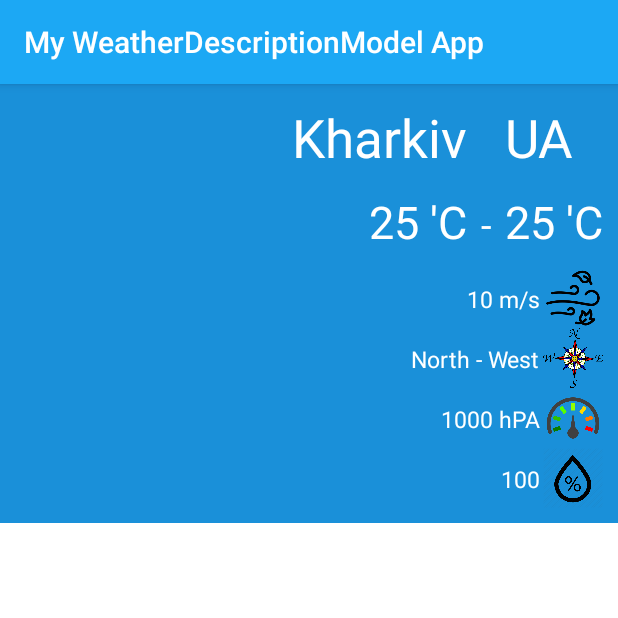
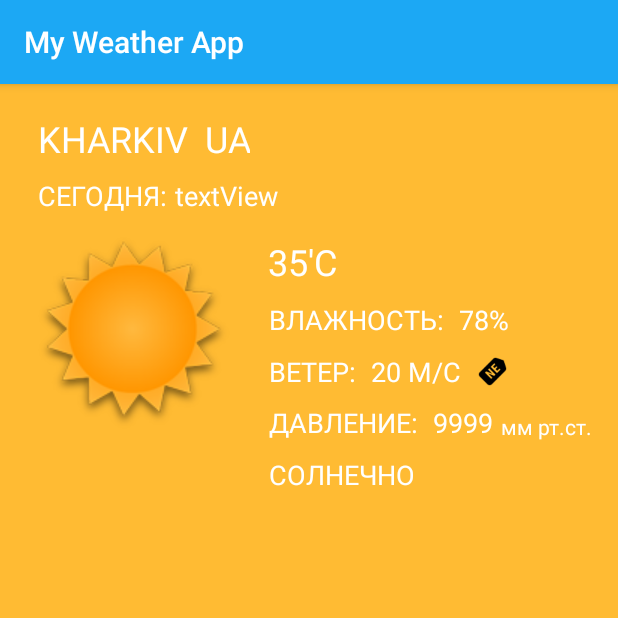
Before and after one commit to PoWeRedBye/TestRetrofit, an Android app: the ComboActivity screen opened directly, with no data from a screen before it, on a phone screen of 412 x 824 dp, the top half of it. Run offline under Robolectric (Android 15) with nearby library versions, the phone set to English and light mode, and no system bars; our stand-ins replace Picasso; pictures from the network do not load; 1 statement that could not run was skipped.

Commit message:
small fixes

```diff
--- a/app/src/main/java/com/example/maxim_ozarovskiy/testretrofitrestapp/Activities/ComboActivity.java
+++ b/app/src/main/java/com/example/maxim_ozarovskiy/testretrofitrestapp/Activities/ComboActivity.java
@@ -20,6 +20,8 @@ import com.example.maxim_ozarovskiy.testretrofitrestapp.model.WeatherByCityModel
 import com.example.maxim_ozarovskiy.testretrofitrestapp.model.WeatherForDayModel;
 import com.squareup.picasso.Picasso;
 
+import java.text.SimpleDateFormat;
+import java.util.Date;
 import java.util.List;
 
 import retrofit2.Call;
@@ -39,9 +41,11 @@ public class ComboActivity extends AppCompatActivity implements ComboAdapter.Ite
     TextView humidity;
     TextView pressure;
     TextView windSpeed;
-    TextView windDegree;
+    ImageView windDegree;
     TextView countryCode;
     ImageView weather_status_icon;
+    TextView weatherDescription;
+    TextView date_info;
 
     private String city_name;
     private Double curr_temp;
@@ -52,21 +56,28 @@ public class ComboActivity extends AppCompatActivity implements ComboAdapter.Ite
     private Double wind_speed;
     private Double wind_degree;
     private String country_code;
+    private String weather_description;
 
+    private long date;
     private double tempCels;
     private double tempMaxCels;
     private double tempMinCels;
     private String deg1;
     private String speed1;
+    private double pressure1;
 
     private double degree;
     private String direction;
     private String weatherImage;
     private int weather_image;
+    private int wind_direction;
+    private String formattedDate;
 
     private String q;
     private String appid = "2fa8c9a46e8ac6ad4bcc4f4fc48e5865";
     private String cnt = "7";
+    private String units = "metric";
+    private String lang = "ru";
 
     private CityModel cityModel;
 
@@ -80,7 +91,7 @@ public class ComboActivity extends AppCompatActivity implements ComboAdapter.Ite
     @Override
     public void onCreate(Bundle savedInstanceState) {
         super.onCreate(savedInstanceState);
-        setContentView(R.layout.combo_activity);
+        setContentView(R.layout.weather_info_activity);
         initUI();
         if (isValidCity()) {
             getSevenDayWeather();
@@ -90,61 +101,58 @@ public class ComboActivity extends AppCompatActivity implements ComboAdapter.Ite
     private void setData() {
 
         int currTemp = (int) tempCels;
-        int maximalTemp = (int) tempMaxCels;
-        int minimalTemp = (int) tempMinCels;
+        int pressureText = (int) pressure1;
 
         cityName.setText(city_name);
         countryCode.setText(country_code);
         currentTemp.setText(String.valueOf(currTemp) + "°C");
-        minTemp.setText(String.valueOf(minimalTemp) + "°C");
-        maxTemp.setText(String.valueOf(maximalTemp) + "°C");
         humidity.setText(String.valueOf(humid));
-        pressure.setText(String.valueOf(press) + " hPa");
+        pressure.setText(String.valueOf(pressureText));
         windSpeed.setText(String.valueOf(wind_speed) + " m/s");
+        weatherDescription.setText(weather_description);
+        date_info.setText(formattedDate);
         getDirection();
-        windDegree.setText(direction);
+        wind_direction = getDirectionIcon();
+        Picasso.with(getApplicationContext()).load(wind_direction).into(windDegree);
         weather_image = getIcon();
         Picasso.with(getApplicationContext()).load(weather_image).into(weather_status_icon);
     }
 
     private void initUI() {
-        setTitle("My WeatherDescriptionModel App");
-        cityName = (TextView) findViewById(R.id.city_name_combo_1);
-        currentTemp = (TextView) findViewById(R.id.current_temp_combo_1);
-        minTemp = (TextView) findViewById(R.id.temp_min_text_combo_1);
-        maxTemp = (TextView) findViewById(R.id.temp_max_text_combo_1);
-        humidity = (TextView) findViewById(R.id.humidity_text_combo_1);
-        pressure = (TextView) findViewById(R.id.pressure_text_combo_1);
-        windSpeed = (TextView) findViewById(R.id.wind_speed_text_combo_1);
-        windDegree = (TextView) findViewById(R.id.wind_degree_text_combo_1);
-        countryCode = (TextView) findViewById(R.id.country_code_combo_1);
 
-        weather_status_icon = (ImageView) findViewById(R.id.weather_status_combo_1);
-
-        recyclerView = (RecyclerView) findViewById(R.id.recycler_view_combo);
-        relativeLayout = (RelativeLayout) findViewById(R.id.relative_combo);
+        cityName = (TextView) findViewById(R.id.weather_info_activity_city_name_text);
+        currentTemp = (TextView) findViewById(R.id.weather_info_activity_current_temperature);
+        humidity = (TextView) findViewById(R.id.weather_info_activity_humidity_text);
+        pressure = (TextView) findViewById(R.id.weather_info_activity_pressure_text);
+        windSpeed = (TextView) findViewById(R.id.weather_info_activity_wind_speed_text);
+        windDegree = (ImageView) findViewById(R.id.weather_info_activity_wind_direction_icon);
+        countryCode = (TextView) findViewById(R.id.weather_info_activity_country_code_text);
+        weatherDescription = (TextView) findViewById(R.id.weather_info_activity_weather_status_description);
+        weather_status_icon = (ImageView) findViewById(R.id.weather_info_activity_status_icon);
+        date_info = (TextView) findViewById(R.id.weather_info_activity_date_text);
+        recyclerView = (RecyclerView) findViewById(R.id.weather_info_activity_recycler_view);
+        relativeLayout = (RelativeLayout) findViewById(R.id.weather_info_activity_relative_layout);
     }
 
     private void getData() {
+
+        date = weatherByCityModel.getWeatherForDayModelList().get(0).getDt();
+        Date time = new Date();
+        time.setTime(date * 1000);
+        SimpleDateFormat format = new SimpleDateFormat("EEE, d MMM yyyy");
+        formattedDate = format.format(time);
+
         city_name = weatherByCityModel.getCityInformationModel().getName();
         country_code = weatherByCityModel.getCityInformationModel().getCountry();
         curr_temp = weatherByCityModel.getWeatherForDayModelList().get(0).getTemperatureModel().getDay();
-        min_temp = weatherByCityModel.getWeatherForDayModelList().get(0).getTemperatureModel().getMin();
-        max_temp = weatherByCityModel.getWeatherForDayModelList().get(0).getTemperatureModel().getMax();
         humid = weatherByCityModel.getWeatherForDayModelList().get(0).getHumidity();
         press = weatherByCityModel.getWeatherForDayModelList().get(0).getPressure();
         wind_speed = weatherByCityModel.getWeatherForDayModelList().get(0).getSpeed();
         wind_degree = weatherByCityModel.getWeatherForDayModelList().get(0).getDeg();
         weatherImage = weatherByCityModel.getWeatherForDayModelList().get(0).getWeatherDescriptionModel().get(0).getIcon();
+        weather_description = weatherByCityModel.getWeatherForDayModelList().get(0).getWeatherDescriptionModel().get(0).getDescription();
     }
 
-    private void calcData() {
-        tempCels = curr_temp - 273;
-        tempMaxCels = max_temp - 273;
-        tempMinCels = min_temp - 273;
-    }
-
-    //translate from EU to RUS
     private void getDirection() {
         direction = "Unknown";
         if (wind_degree >= 337.5 || wind_degree < 22.5) {
@@ -166,9 +174,37 @@ public class ComboActivity extends AppCompatActivity implements ComboAdapter.Ite
         }
     }
 
+    private void calcData() {
+        pressure1 = press / 1.333224;
+        tempCels = curr_temp;
+        weather_description.toUpperCase();
+    }
+
     //add background color for any status description!!!
-    public void getBackgroundColor(){
+    public void getBackgroundColor() {
 
+    }
+
+    public int getDirectionIcon(){
+        switch (direction){
+            case "North":
+                return R.drawable.north;
+            case "North-East":
+                return  R.drawable.north_east;
+            case "East":
+                return R.drawable.east;
+            case "South-East":
+                return R.drawable.south_east;
+            case "South":
+                return R.drawable.south;
+            case "South-West":
+                return R.drawable.south_west;
+            case "West":
+                return R.drawable.west;
+            case "North-West":
+                return R.drawable.north_west;
+        }
+        return wind_direction;
     }
 
     public int getIcon() {
@@ -221,7 +257,7 @@ public class ComboActivity extends AppCompatActivity implements ComboAdapter.Ite
     }
 
     private void getSevenDayWeather() {
-        RESTClient.getInstance().getSevenDayWeatherExample().getWeatherExample(q, appid, cnt).enqueue(new Callback<WeatherByCityModel>() {
+        RESTClient.getInstance().getSevenDayWeatherExample().getWeatherExample(q, appid, cnt, units, lang).enqueue(new Callback<WeatherByCityModel>() {
 
             @Override
             public void onResponse(@NonNull Call<WeatherByCityModel> call, @NonNull Response<WeatherByCityModel> response) {
@@ -242,13 +278,13 @@ public class ComboActivity extends AppCompatActivity implements ComboAdapter.Ite
     }
 
     public void updateUI() {
-
         getData();
         calcData();
         setData();
         weatherForDayList = weatherByCityModel.getWeatherForDayModelList();
         comboAdapter = new ComboAdapter(this, weatherForDayList.subList(1, 7), this);
         mLayoutManager = new LinearLayoutManager(this);
+        mLayoutManager.canScrollVertically();
         recyclerView.setLayoutManager(mLayoutManager);
         recyclerView.setAdapter(comboAdapter);
         comboAdapter.notifyDataSetChanged();
--- a/app/src/main/java/com/example/maxim_ozarovskiy/testretrofitrestapp/WeatherServiceInterface/SevenDayWeatherService.java
+++ b/app/src/main/java/com/example/maxim_ozarovskiy/testretrofitrestapp/WeatherServiceInterface/SevenDayWeatherService.java
@@ -15,5 +15,7 @@ public interface SevenDayWeatherService {
     @GET("data/2.5/forecast/daily")
     Call<WeatherByCityModel> getWeatherExample(@Query("q") String q,
                                                @Query("appid") String appid,
-                                               @Query("cnt") String cnt);
+                                               @Query("cnt") String cnt,
+                                               @Query("units") String units,
+                                               @Query("lang") String lang);
 }
--- a/app/src/main/res/layout/combo_activity.xml
+++ b/app/src/main/res/layout/combo_activity.xml
@@ -1,5 +1,6 @@
 <?xml version="1.0" encoding="utf-8"?>
 <RelativeLayout xmlns:android="http://schemas.android.com/apk/res/android"
+    xmlns:tools="http://schemas.android.com/tools"
     android:id="@+id/relative_combo"
     android:layout_width="match_parent"
     android:layout_height="match_parent"
@@ -192,7 +193,8 @@
             android:id="@+id/recycler_view_combo"
             android:layout_width="match_parent"
             android:layout_height="wrap_content"
-            android:layout_marginTop="0dp">
+            android:layout_marginTop="0dp"
+            android:scrollbars="none|horizontal">
 
         </android.support.v7.widget.RecyclerView>
     </LinearLayout>
--- /dev/null
+++ b/app/src/main/res/layout/weather_info_activity.xml
@@ -0,0 +1,225 @@
+<?xml version="1.0" encoding="utf-8"?>
+<RelativeLayout xmlns:android="http://schemas.android.com/apk/res/android"
+    xmlns:app="http://schemas.android.com/apk/res-auto"
+    xmlns:tools="http://schemas.android.com/tools"
+    android:id="@+id/weather_info_activity_relative_layout"
+    android:layout_width="match_parent"
+    android:layout_height="match_parent"
+    android:background="@android:color/holo_orange_light"
+    android:orientation="vertical">
+
+    <TextView
+        android:id="@+id/weather_info_activity_city_name_text"
+        android:layout_width="wrap_content"
+        android:layout_height="wrap_content"
+        android:layout_alignParentLeft="true"
+        android:layout_alignParentStart="true"
+        android:layout_alignParentTop="true"
+        android:layout_marginLeft="25dp"
+        android:layout_marginStart="25dp"
+        android:layout_marginTop="20dp"
+        android:text="KHARKIV"
+        android:textColor="@android:color/background_light"
+        android:textSize="24sp" />
+
+    <TextView
+        android:id="@+id/weather_info_activity_country_code_text"
+        android:layout_width="wrap_content"
+        android:layout_height="wrap_content"
+        android:layout_alignTop="@+id/weather_info_activity_city_name_text"
+        android:layout_marginLeft="10dp"
+        android:layout_marginStart="10dp"
+        android:layout_toEndOf="@+id/weather_info_activity_city_name_text"
+        android:layout_toRightOf="@+id/weather_info_activity_city_name_text"
+        android:text="UA"
+        android:textAlignment="center"
+        android:textColor="@android:color/background_light"
+        android:textSize="24sp" />
+
+    <TextView
+        android:id="@+id/weather_info_activity_date"
+        android:layout_width="wrap_content"
+        android:layout_height="wrap_content"
+        android:layout_above="@+id/weather_info_activity_status_icon"
+        android:layout_alignLeft="@+id/weather_info_activity_city_name_text"
+        android:layout_alignStart="@+id/weather_info_activity_city_name_text"
+        android:text="СЕГОДНЯ:"
+        android:textAlignment="center"
+        android:textColor="@android:color/background_light"
+        android:textSize="18sp" />
+
+    <TextView
+        android:id="@+id/weather_info_activity_date_text"
+        android:layout_width="wrap_content"
+        android:layout_height="wrap_content"
+        android:layout_below="@+id/weather_info_activity_city_name_text"
+        android:layout_marginLeft="5dp"
+        android:layout_marginTop="9dp"
+        android:layout_toEndOf="@+id/weather_info_activity_date"
+        android:layout_toRightOf="@+id/weather_info_activity_date"
+        android:text="textView"
+        android:textAlignment="center"
+        android:textColor="@android:color/background_light"
+        android:textSize="18sp" />
+
+    <ImageView
+        android:id="@+id/weather_info_activity_status_icon"
+        android:layout_width="wrap_content"
+        android:layout_height="wrap_content"
+        android:layout_alignLeft="@+id/weather_info_activity_city_name_text"
+        android:layout_alignStart="@+id/weather_info_activity_city_name_text"
+        android:layout_below="@+id/weather_info_activity_date_text"
+        android:layout_marginTop="15dp"
+        app:srcCompat="@drawable/one_day" />
+
+    <TextView
+        android:id="@+id/weather_info_activity_current_temperature"
+        android:layout_width="wrap_content"
+        android:layout_height="wrap_content"
+        android:layout_alignTop="@+id/weather_info_activity_status_icon"
+        android:layout_marginLeft="25dp"
+        android:layout_marginStart="25dp"
+        android:layout_toEndOf="@+id/weather_info_activity_status_icon"
+        android:layout_toRightOf="@+id/weather_info_activity_status_icon"
+        android:text="35'C"
+        android:textAlignment="center"
+        android:textColor="@android:color/background_light"
+        android:textSize="24sp" />
+
+    <TextView
+        android:id="@+id/weather_activity_info_humidity"
+        android:layout_width="wrap_content"
+        android:layout_height="wrap_content"
+        android:layout_alignLeft="@+id/weather_info_activity_current_temperature"
+        android:layout_alignStart="@+id/weather_info_activity_current_temperature"
+        android:layout_below="@+id/weather_info_activity_current_temperature"
+        android:layout_marginTop="10dp"
+        android:text="ВЛАЖНОСТЬ:"
+        android:textAlignment="center"
+        android:textColor="@android:color/background_light"
+        android:textSize="18sp" />
+
+    <TextView
+        android:id="@+id/weather_info_activity_humidity_text"
+        android:layout_width="wrap_content"
+        android:layout_height="wrap_content"
+        android:layout_alignBottom="@+id/weather_activity_info_humidity"
+        android:layout_marginLeft="10dp"
+        android:layout_marginStart="10dp"
+        android:layout_toEndOf="@+id/weather_activity_info_humidity"
+        android:layout_toRightOf="@+id/weather_activity_info_humidity"
+        android:text="78%"
+        android:textAlignment="center"
+        android:textColor="@android:color/background_light"
+        android:textSize="18sp" />
+
+    <TextView
+        android:id="@+id/weather_info_activity_wind"
+        android:layout_width="wrap_content"
+        android:layout_height="wrap_content"
+        android:layout_alignLeft="@+id/weather_activity_info_humidity"
+        android:layout_alignStart="@+id/weather_activity_info_humidity"
+        android:layout_below="@+id/weather_activity_info_humidity"
+        android:layout_marginTop="10dp"
+        android:text="ВЕТЕР:"
+        android:textAlignment="center"
+        android:textColor="@android:color/background_light"
+        android:textSize="18sp" />
+
+    <TextView
+        android:id="@+id/weather_info_activity_wind_speed_text"
+        android:layout_width="wrap_content"
+        android:layout_height="wrap_content"
+        android:layout_above="@+id/weather_info_activity_pressure"
+        android:layout_marginLeft="10dp"
+        android:layout_marginStart="10dp"
+        android:layout_toEndOf="@+id/weather_info_activity_wind"
+        android:layout_toRightOf="@+id/weather_info_activity_wind"
+        android:text="20 М/С"
+        android:textColor="@android:color/background_light"
+        android:textSize="18sp" />
+
+    <ImageView
+        android:id="@+id/weather_info_activity_wind_direction_icon"
+        android:layout_width="15dp"
+        android:layout_height="15dp"
+        android:layout_alignBottom="@+id/weather_info_activity_wind_speed_text"
+        android:layout_alignEnd="@+id/weather_info_activity_humidity_text"
+        android:layout_alignRight="@+id/weather_info_activity_humidity_text"
+        android:layout_alignTop="@+id/weather_info_activity_wind_speed_text"
+        android:layout_marginLeft="10dp"
+        android:layout_marginStart="10dp"
+        android:layout_toRightOf="@+id/weather_info_activity_wind_speed_text"
+        app:srcCompat="@drawable/north_east" />
+
+    <TextView
+        android:id="@+id/weather_info_activity_pressure"
+        android:layout_width="wrap_content"
+        android:layout_height="wrap_content"
+        android:layout_alignLeft="@+id/weather_info_activity_wind"
+        android:layout_alignStart="@+id/weather_info_activity_wind"
+        android:layout_below="@+id/weather_info_activity_wind"
+        android:layout_marginTop="9dp"
+        android:text="ДАВЛЕНИЕ:"
+        android:textAlignment="center"
+        android:textColor="@android:color/background_light"
+        android:textSize="18sp" />
+
+    <TextView
+        android:id="@+id/weather_info_activity_pressure_text"
+        android:layout_width="wrap_content"
+        android:layout_height="wrap_content"
+        android:layout_alignBaseline="@+id/weather_info_activity_pressure"
+        android:layout_alignBottom="@+id/weather_info_activity_pressure"
+        android:layout_marginLeft="10dp"
+        android:layout_marginStart="10dp"
+        android:layout_toEndOf="@+id/weather_info_activity_pressure"
+        android:layout_toRightOf="@+id/weather_info_activity_pressure"
+        android:text="9999"
+        android:textColor="@android:color/background_light"
+        android:textSize="18sp" />
+
+    <TextView
+        android:id="@+id/weather_info_activiti_pressure_parameter"
+        android:layout_width="wrap_content"
+        android:layout_height="wrap_content"
+        android:layout_alignBottom="@+id/weather_info_activity_pressure_text"
+        android:layout_marginLeft="5dp"
+        android:layout_marginStart="5dp"
+        android:layout_toEndOf="@+id/weather_info_activity_pressure_text"
+        android:layout_toRightOf="@+id/weather_info_activity_pressure_text"
+        android:text="мм рт.ст."
+        android:textColor="@android:color/background_light"
+        android:textSize="14sp" />
+
+    <TextView
+        android:id="@+id/weather_info_activity_weather_status_description"
+        android:layout_width="wrap_content"
+        android:layout_height="wrap_content"
+        android:layout_alignLeft="@+id/weather_info_activity_pressure"
+        android:layout_alignStart="@+id/weather_info_activity_pressure"
+        android:layout_below="@+id/weather_info_activity_pressure"
+        android:layout_marginTop="10dp"
+        android:text="СОЛНЕЧНО"
+        android:textAlignment="center"
+        android:textColor="@android:color/background_light"
+        android:textSize="18sp" />
+
+    <LinearLayout
+        android:id="@+id/weather_info_activity_linear_layout"
+        android:layout_width="match_parent"
+        android:layout_height="match_parent"
+        android:layout_below="@+id/weather_info_activity_weather_status_description"
+        android:layout_marginTop="20dp"
+        android:orientation="vertical">
+
+        <android.support.v7.widget.RecyclerView
+            android:id="@+id/weather_info_activity_recycler_view"
+            android:layout_width="match_parent"
+            android:layout_height="match_parent"
+            android:layout_below="@+id/weather_info_activity_weather_status_description"
+            android:orientation="horizontal"
+            android:scrollbars="horizontal" />
+    </LinearLayout>
+
+</RelativeLayout>
--- a/app/src/main/res/values/colors.xml
+++ b/app/src/main/res/values/colors.xml
@@ -13,4 +13,5 @@
     <color name="dark_gray">#4C535B</color>
     <color name="dark_gray_press">#ff7e8a97</color>
     <color name="combo_light_blue">#1a90d9</color>
+    <color name="thunderstorm">#000</color>
 </resources>
```
Also changed, not shown: app/src/main/java/com/example/maxim_ozarovskiy/testretrofitrestapp/Activities/WeatherDetailsActivity.java (+11 -7 lines), app/src/main/java/com/example/maxim_ozarovskiy/testretrofitrestapp/Adapters/ComboAdapter.java (+15 -18 lines), app/src/main/res/layout/weather_per_day_item_1.xml (added, +81 -0 lines), app/src/main/res/drawable/east.png (added), app/src/main/res/drawable/north.png (added), app/src/main/res/drawable/north_east.png (added), app/src/main/res/drawable/north_west.png (added), app/src/main/res/drawable/south.png (added), app/src/main/res/drawable/south_east.png (added), app/src/main/res/drawable/south_west.png (added), app/src/main/res/drawable/west.png (added).
